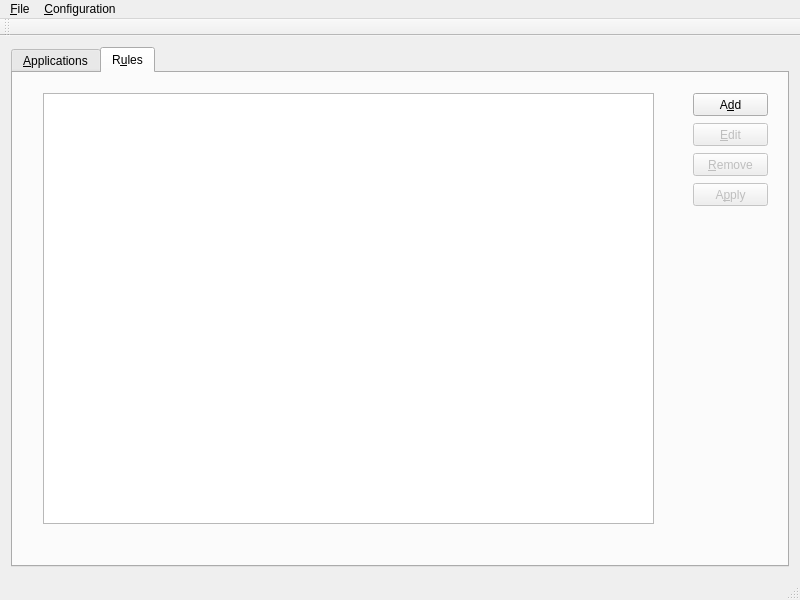
Before: the Qt Designer form source/mainwindow.ui in martin-kudlicka/virtual-desktop-manager, drawn with Qt 5.
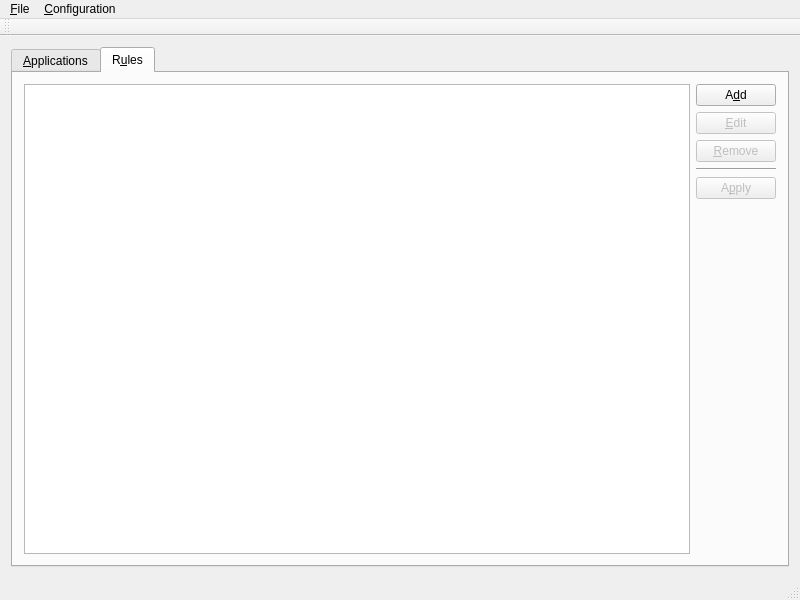
After: the same form once the commit is applied. The open tabs and pages were chosen to show the change.

Commit message: + switch to button

What changed in the file:
```diff
--- a/source/mainwindow.ui
+++ b/source/mainwindow.ui
@@ -65,15 +65,9 @@
        <attribute name="title">
         <string>R&amp;ules</string>
        </attribute>
+       <layout class="QHBoxLayout" name="horizontalLayout_2">
+        <item>
        <widget class="QTreeView" name="ruleView">
-        <property name="geometry">
-         <rect>
-          <x>30</x>
-          <y>20</y>
-          <width>611</width>
-          <height>431</height>
-         </rect>
-        </property>
         <property name="contextMenuPolicy">
          <enum>Qt::CustomContextMenu</enum>
         </property>
@@ -81,67 +75,69 @@
          <enum>QAbstractItemView::ExtendedSelection</enum>
         </property>
        </widget>
+        </item>
+        <item>
+         <layout class="QVBoxLayout" name="verticalLayout_3">
+          <item>
        <widget class="QPushButton" name="addRuleButton">
-        <property name="geometry">
-         <rect>
-          <x>680</x>
-          <y>20</y>
-          <width>75</width>
-          <height>23</height>
-         </rect>
-        </property>
         <property name="text">
          <string>A&amp;dd</string>
         </property>
        </widget>
+          </item>
+          <item>
        <widget class="QPushButton" name="editRuleButton">
         <property name="enabled">
          <bool>false</bool>
         </property>
-        <property name="geometry">
-         <rect>
-          <x>680</x>
-          <y>50</y>
-          <width>75</width>
-          <height>23</height>
-         </rect>
-        </property>
         <property name="text">
          <string>&amp;Edit</string>
         </property>
        </widget>
+          </item>
+          <item>
        <widget class="QPushButton" name="removeRuleButton">
         <property name="enabled">
          <bool>false</bool>
         </property>
-        <property name="geometry">
-         <rect>
-          <x>680</x>
-          <y>80</y>
-          <width>75</width>
-          <height>23</height>
-         </rect>
-        </property>
         <property name="text">
          <string>&amp;Remove</string>
         </property>
        </widget>
+          </item>
+          <item>
+           <widget class="Line" name="line">
+            <property name="orientation">
+             <enum>Qt::Horizontal</enum>
+            </property>
+           </widget>
+          </item>
+          <item>
        <widget class="QPushButton" name="applyRuleButton">
         <property name="enabled">
          <bool>false</bool>
         </property>
-        <property name="geometry">
-         <rect>
-          <x>680</x>
-          <y>110</y>
-          <width>75</width>
-          <height>23</height>
-         </rect>
-        </property>
         <property name="text">
          <string>A&amp;pply</string>
         </property>
        </widget>
+          </item>
+          <item>
+           <spacer name="verticalSpacer">
+            <property name="orientation">
+             <enum>Qt::Vertical</enum>
+            </property>
+            <property name="sizeHint" stdset="0">
+             <size>
+              <width>20</width>
+              <height>40</height>
+             </size>
+            </property>
+           </spacer>
+          </item>
+         </layout>
+        </item>
+       </layout>
       </widget>
      </widget>
     </item>
```
Left out of the diff: 35 changed lines with no effect on the pictures. Lines whose indentation alone changed are shown as unchanged. The commit also changes 2 other files.
